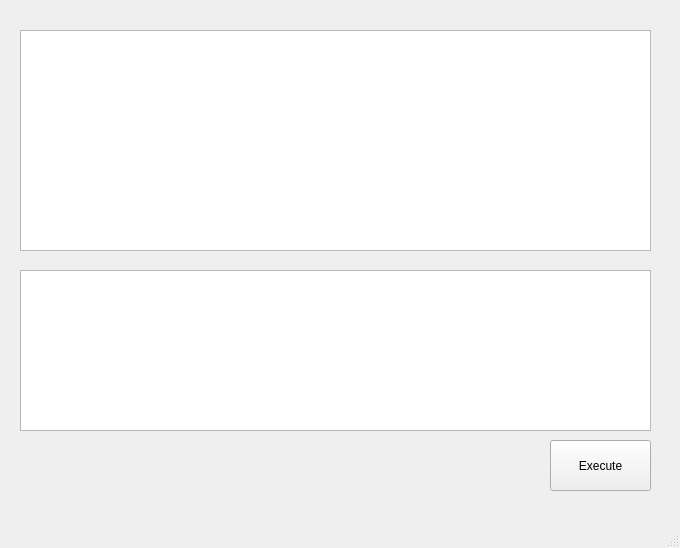
Old version of the form cpp/qt/Code-Execute/Code-Execute/mainwindow.ui in the repository EdisoNewtong/Vector.
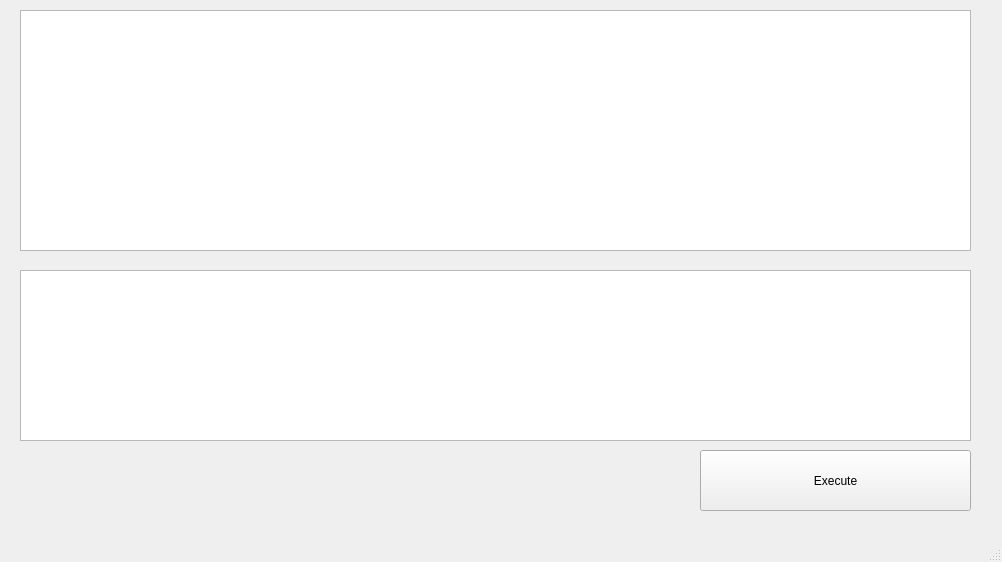
New version of the form.

Diff of the .ui file:
```diff
--- a/cpp/qt/Code-Execute/Code-Execute/mainwindow.ui
+++ b/cpp/qt/Code-Execute/Code-Execute/mainwindow.ui
@@ -6,8 +6,8 @@
    <rect>
     <x>0</x>
     <y>0</y>
-    <width>680</width>
-    <height>548</height>
+    <width>1002</width>
+    <height>562</height>
    </rect>
   </property>
   <property name="windowTitle">
@@ -18,9 +18,9 @@
     <property name="geometry">
      <rect>
       <x>20</x>
-      <y>30</y>
-      <width>631</width>
-      <height>221</height>
+      <y>10</y>
+      <width>951</width>
+      <height>241</height>
      </rect>
     </property>
     <property name="font">
@@ -34,8 +34,8 @@
      <rect>
       <x>20</x>
       <y>270</y>
-      <width>631</width>
-      <height>161</height>
+      <width>951</width>
+      <height>171</height>
      </rect>
     </property>
     <property name="font">
@@ -47,10 +47,10 @@
    <widget class="QPushButton" name="pushButton">
     <property name="geometry">
      <rect>
-      <x>550</x>
-      <y>440</y>
-      <width>101</width>
-      <height>51</height>
+      <x>700</x>
+      <y>450</y>
+      <width>271</width>
+      <height>61</height>
      </rect>
     </property>
     <property name="text">
```
Left out of the diff: 2 changed lines with no effect on the pictures.
